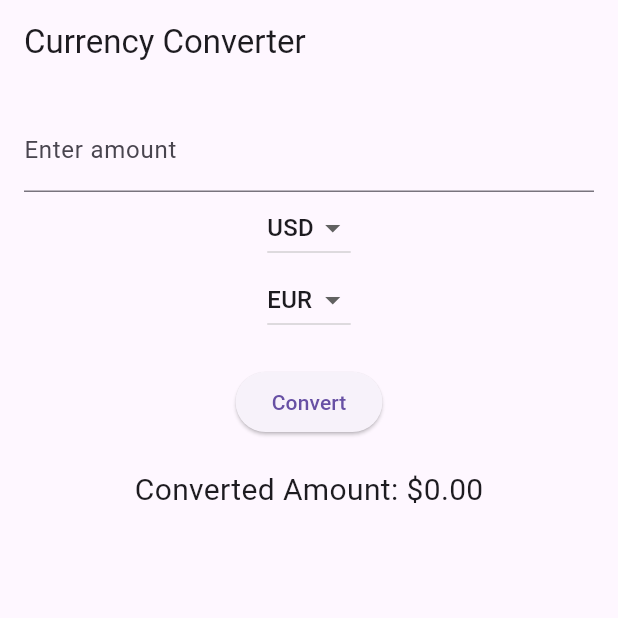
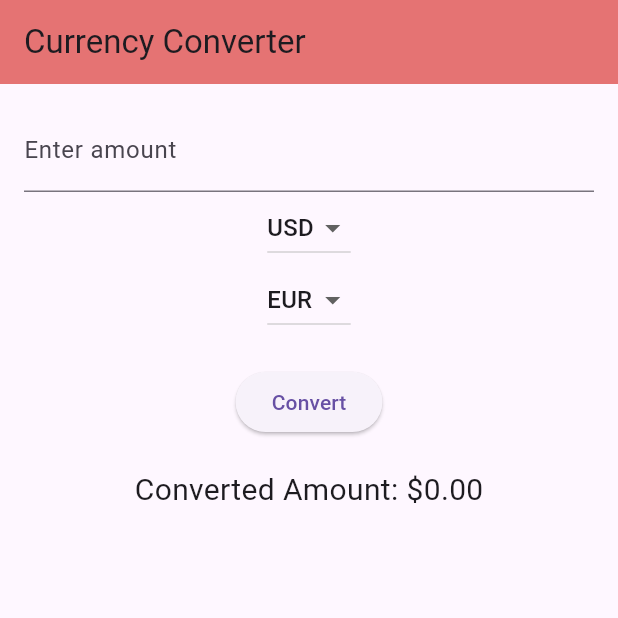
Before and after one commit to Karthiktelagi/Currency-Converter, a Flutter app: the screen it shows after launch, after a tap on "Convert", on a phone screen of 412 x 824 dp, the top half of it. Run offline on Flutter 3.47's test engine with Material 3 defaults, Android fonts, the phone set to English and light mode, and no system bars.

Commit message:
new update

```diff
--- a/analysis_options.yaml
+++ b/analysis_options.yaml
@@ -7,6 +7,9 @@
 
 # The following line activates a set of recommended lints for Flutter apps,
 # packages, and plugins designed to encourage good coding practices.
+analyzer:
+  errors:
+    depend_on_referenced_packages: ignore
 include: package:flutter_lints/flutter.yaml
 
 linter:
--- a/lib/currency_convertor_material_page.dart
+++ b/lib/currency_convertor_material_page.dart
@@ -1,10 +1,15 @@
 import 'package:flutter/material.dart';
+// ignore: depend_on_referenced_packages
 import 'package:http/http.dart' as http;
 import 'dart:convert';
 
 class CurrencyConverterScreen extends StatefulWidget {
+  const CurrencyConverterScreen({super.key});
+
   @override
-  _CurrencyConverterScreenState createState() => _CurrencyConverterScreenState();
+  // ignore: library_private_types_in_public_api
+  _CurrencyConverterScreenState createState() =>
+      _CurrencyConverterScreenState();
 }
 
 class _CurrencyConverterScreenState extends State<CurrencyConverterScreen> {
@@ -15,7 +20,8 @@ class _CurrencyConverterScreenState extends State<CurrencyConverterScreen> {
   double convertedAmount = 0.0;
 
   Future<void> fetchExchangeRate() async {
-    final url = Uri.parse('https://api.exchangerate-api.com/v4/latest/$fromCurrency');
+    final url =
+        Uri.parse('https://api.exchangerate-api.com/v4/latest/$fromCurrency');
     final response = await http.get(url);
 
     if (response.statusCode == 200) {
@@ -38,15 +44,18 @@ class _CurrencyConverterScreenState extends State<CurrencyConverterScreen> {
   @override
   Widget build(BuildContext context) {
     return Scaffold(
-      appBar: AppBar(title: Text('Currency Converter')),
-      body: Padding(
-        padding: EdgeInsets.all(16.0),
+
+      appBar:  AppBar(title: const Text('Currency Converter' ,),
+      backgroundColor: Colors.red[300],),
+      body:
+      Padding(
+        padding: const EdgeInsets.all(16.0),
         child: Column(
           children: [
             TextField(
               controller: amountController,
               keyboardType: TextInputType.number,
-              decoration: InputDecoration(labelText: 'Enter amount'),
+              decoration: const InputDecoration(labelText: 'Enter amount'),
             ),
             DropdownButton<String>(
               value: fromCurrency,
@@ -78,14 +87,14 @@ class _CurrencyConverterScreenState extends State<CurrencyConverterScreen> {
                 fetchExchangeRate();
               },
             ),
-            SizedBox(height: 20),
+            const SizedBox(height: 20),
             ElevatedButton(
               onPressed: convertCurrency,
-              child: Text('Convert'),
+              child: const Text('Convert'),
             ),
-            SizedBox(height: 20),
+            const SizedBox(height: 20),
             Text('Converted Amount: \$${convertedAmount.toStringAsFixed(2)}',
-                style: TextStyle(fontSize: 20)),
+                style: const TextStyle(fontSize: 20)),
           ],
         ),
       ),
--- a/lib/main.dart
+++ b/lib/main.dart
@@ -2,17 +2,19 @@ import 'package:currency_converter/currency_convertor_material_page.dart';
 import 'package:flutter/material.dart';
 
 void main() {
-  runApp(CurrencyConverterApp());
+  runApp(const CurrencyConverterApp());
 }
 
 class CurrencyConverterApp extends StatelessWidget {
+  const CurrencyConverterApp({super.key});
+
   @override
   Widget build(BuildContext context) {
     return MaterialApp(
       title: 'Currency Converter',
       debugShowCheckedModeBanner: false,
       theme: ThemeData(primarySwatch: Colors.blue),
-      home: CurrencyConverterScreen(),
+      home: const CurrencyConverterScreen(),
     );
   }
 }
```
